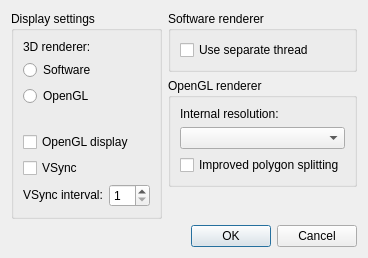
First picture: the form in src/frontend/qt_sdl/VideoSettingsDialog.ui, repository vitor251093/KHMelonMix, before the edit.
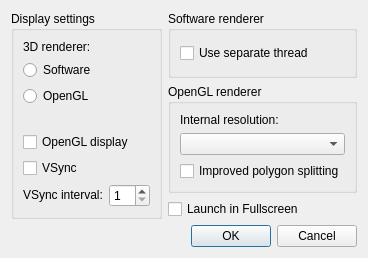
Second picture: the form after the edit.

Commit message: Added checkbox to automatically launch in fullscreen or not

Diff of the .ui file:
```diff
--- a/src/frontend/qt_sdl/VideoSettingsDialog.ui
+++ b/src/frontend/qt_sdl/VideoSettingsDialog.ui
@@ -26,6 +26,16 @@
    <property name="horizontalSpacing">
     <number>-1</number>
    </property>
+   <item row="2" column="1">
+    <widget class="QCheckBox" name="cbAutoFullscreen">
+    <property name="whatsThis">
+        <string>&lt;html&gt;&lt;head/&gt;&lt;body&gt;&lt;p&gt;Automatically launches the emulator on fullscreen.&lt;/p&gt;&lt;/body&gt;&lt;/html&gt;</string>
+    </property>
+    <property name="text">
+        <string>Launch in Fullscreen</string>
+    </property>
+    </widget>
+   </item>
    <item row="1" column="1">
     <widget class="QGroupBox" name="groupBox_3">
      <property name="title">
```
Left out of the diff: 1 changed line with no effect on the pictures. The commit also changes 5 other files.
